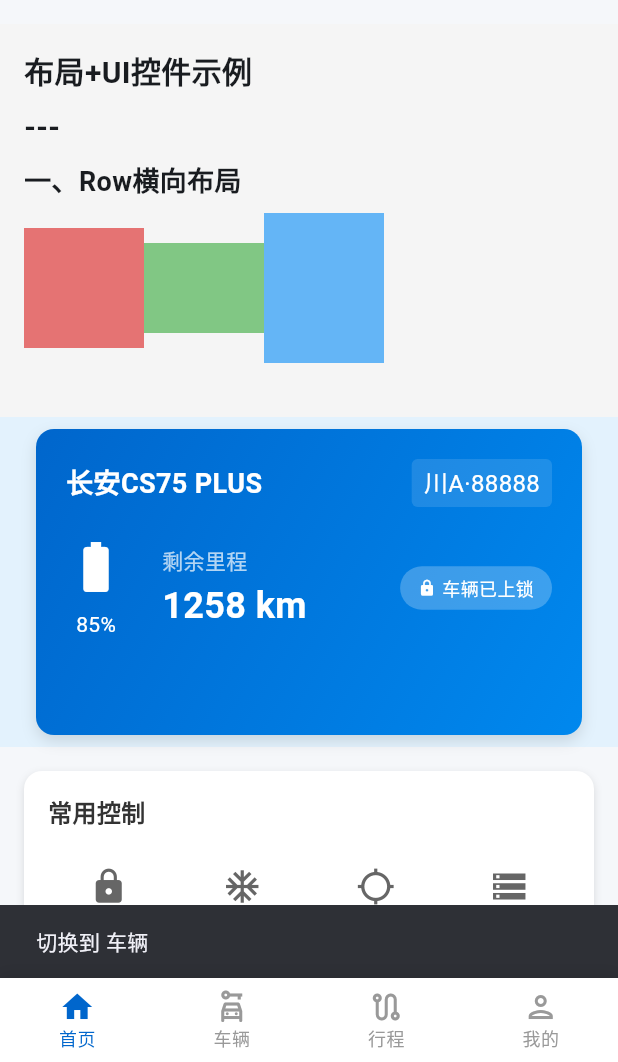
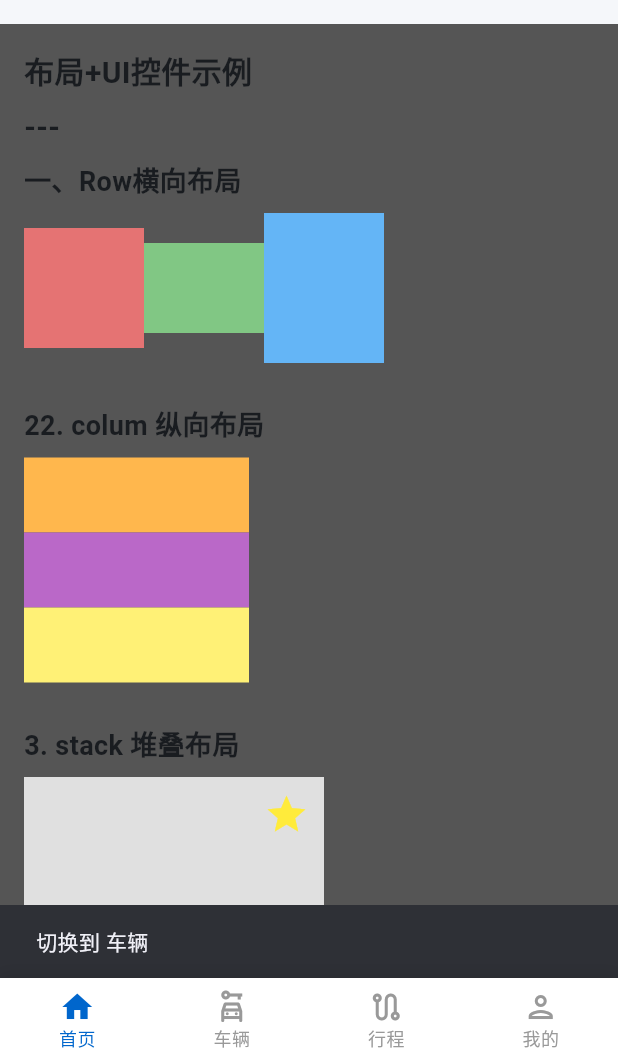
Before and after one commit to JIANG293172/flutterNewPage, a Flutter app: the screen it shows after launch, item 2 of the bottom bar chosen, on a phone screen of 412 x 824 dp, the part 174-1236 px from its top. Run offline on Flutter 3.47's test engine with Material 3 defaults, Android fonts, the phone set to English and light mode, and no system bars; Roboto replaces fonts that are missing (PingFang SC).

Commit message:
develop:  横向 纵向 堆叠练习

```diff
--- a/flutter_ios_module/lib/AutoTopHomePageHeader.dart
+++ b/flutter_ios_module/lib/AutoTopHomePageHeader.dart
@@ -22,7 +22,7 @@
     return Container(
       width: double.infinity,
       padding: const EdgeInsets.all(16),
-      color: const Color(0xFFF5F5F5),
+      color: const Color(0xFF555555),
       child: SingleChildScrollView(
         scrollDirection: Axis.horizontal,
         child: Column(
@@ -39,6 +39,10 @@
             ),
             const SizedBox(height: 8),
             _buildRowLayout(),
+            const SizedBox(height: 8),
+            _build1ColumLayout(),
+            const SizedBox(height: 8),
+            _buildStackLayout(),
           ],
         ),
       ),
@@ -49,7 +53,10 @@
     return Column(
       crossAxisAlignment: CrossAxisAlignment.start,
       children: [
-        const Text("一、Row横向布局", style: TextStyle(fontSize: 18, fontWeight: FontWeight.bold)),
+        const Text(
+          "一、Row横向布局",
+          style: TextStyle(fontSize: 18, fontWeight: FontWeight.bold),
+        ),
         const SizedBox(height: 8),
         Row(
           mainAxisAlignment: MainAxisAlignment.spaceBetween,
@@ -64,13 +71,6 @@
       ],
     );
   }
-
-
-
-
-
-
-
 
   // // ====================== 第一部分：布局方式示例 ======================
   //   // 1. Row - 横向线性布局
@@ -96,7 +96,28 @@
   //     );
   //   }
 
-
+  Widget _build1ColumLayout() {
+    return Column(
+      crossAxisAlignment: CrossAxisAlignment.start,
+      children: [
+        const Text(
+          "22. colum 纵向布局",
+          style: TextStyle(fontSize: 18, fontWeight: FontWeight.bold),
+        ),
+        const SizedBox(height: 8),
+        Column(
+          mainAxisAlignment: MainAxisAlignment.spaceEvenly,
+          crossAxisAlignment: CrossAxisAlignment.start,
+          children: [
+            Container(width: 150, height: 50, color: Colors.orange[300]),
+            Container(width: 150, height: 50, color: Colors.purple[300]),
+            Container(width: 150, height: 50, color: Colors.yellow[300]),
+          ],
+        ),
+        const SizedBox(height: 20),
+      ],
+    );
+  }
 
   //   // 2. Column - 纵向线性布局
   //   Widget _buildColumnLayout() {
@@ -121,38 +142,72 @@
   //     );
   //   }
 
+  Widget _buildStackLayout() {
+    return Column(
+      crossAxisAlignment: CrossAxisAlignment.start,
+      children: [
+        const Text(
+          "3. stack 堆叠布局",
+          style: TextStyle(fontSize: 18, fontWeight: FontWeight.bold),
+        ),
+        const SizedBox(height: 8),
+        Stack(
+          alignment: Alignment.center,
+          children: [
+            Container(width: 200, height: 200, color: Colors.grey[300]),
+            const Text(
+              "堆叠效果",
+              style: TextStyle(fontSize: 20, color: Colors.black),
+            ),
+            const Positioned(
+              child: Icon(Icons.star, color: Colors.yellow, size: 30),
+              top: 10,
+              right: 10,
+            ),
+            const Positioned(
+              bottom: 10,
+              left: 10,
+              child: Icon(Icons.favorite, color: Colors.red, size: 30),
+            ),
+          ],
+        ),
+        const SizedBox(height: 20),
+      ],
+    );
+  }
+
   //   // 3. Stack - 堆叠布局（层叠）
-//   Widget _buildStackLayout() {
-//     return Column(
-//       crossAxisAlignment: CrossAxisAlignment.start,
-//       children: [
-//         const Text("3. Stack 堆叠布局", style: TextStyle(fontSize: 18, fontWeight: FontWeight.bold)),
-//         const SizedBox(height: 8),
-//         Stack(
-//           alignment: Alignment.center, // 子组件整体居中
-//           children: [
-//             // 底层容器
-//             Container(width: 200, height: 200, color: Colors.grey[300]),
-//             // 中层文本
-//             const Text("堆叠布局", style: TextStyle(fontSize: 20, color: Colors.black)),
-//             // 右上角图标（Positioned 定位）
-//             const Positioned(
-//               top: 10,
-//               right: 10,
-//               child: Icon(Icons.star, color: Colors.yellow, size: 30),
-//             ),
-//             // 左下角容器（Positioned 定位）
-//             const Positioned(
-//               bottom: 10,
-//               left: 10,
-//               child: Icon(Icons.favorite, color: Colors.red, size: 30),
-//             ),
-//           ],
-//         ),
-//         const SizedBox(height: 20),
-//       ],
-//     );
-//   }
+  // Widget _buildStackLayout() {
+  //   return Column(
+  //     crossAxisAlignment: CrossAxisAlignment.start,
+  //     children: [
+  //       const Text("3. Stack 堆叠布局", style: TextStyle(fontSize: 18, fontWeight: FontWeight.bold)),
+  //       const SizedBox(height: 8),
+  //       Stack(
+  //         alignment: Alignment.center, // 子组件整体居中
+  //         children: [
+  //           // 底层容器
+  //           Container(width: 200, height: 200, color: Colors.grey[300]),
+  //           // 中层文本
+  //           const Text("堆叠布局", style: TextStyle(fontSize: 20, color: Colors.black)),
+  //           // 右上角图标（Positioned 定位）
+  //           const Positioned(
+  //             top: 10,
+  //             right: 10,
+  //             child: Icon(Icons.star, color: Colors.yellow, size: 30),
+  //           ),
+  //           // 左下角容器（Positioned 定位）
+  //           const Positioned(
+  //             bottom: 10,
+  //             left: 10,
+  //             child: Icon(Icons.favorite, color: Colors.red, size: 30),
+  //           ),
+  //         ],
+  //       ),
+  //       const SizedBox(height: 20),
+  //     ],
+  //   );
+  // }
 
   //   // 4. Expanded - 弹性布局（Row/Column 中占剩余空间）
   //   Widget _buildExpandedLayout() {
@@ -733,8 +788,4 @@
   //       ],
   //     );
   //   }
-
-
-
-
 }
```
Also changed, not shown: 28 other files. Lines whose indentation alone changed are shown as unchanged.
